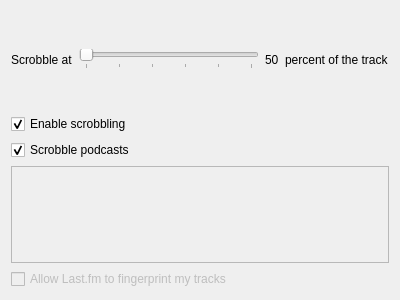
First picture: the form in app/client/Settings/ScrobbleSettingsWidget.ui, repository mutecypher/lastfm-desktop, before the edit.
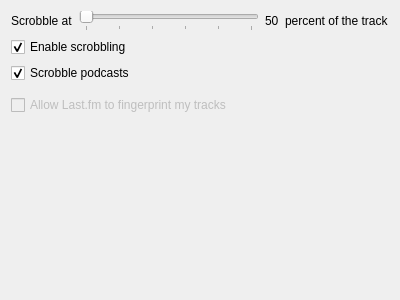
Second picture: the form after the edit.

Commit message: Improve the settings dialog a bit more. Needs to start off looking nice, but this is in the right direction.

```diff
--- a/app/client/Settings/ScrobbleSettingsWidget.ui
+++ b/app/client/Settings/ScrobbleSettingsWidget.ui
@@ -101,6 +101,19 @@
      </property>
     </widget>
    </item>
+   <item>
+    <spacer name="verticalSpacer">
+     <property name="orientation">
+      <enum>Qt::Vertical</enum>
+     </property>
+     <property name="sizeHint" stdset="0">
+      <size>
+       <width>20</width>
+       <height>0</height>
+      </size>
+     </property>
+    </spacer>
+   </item>
   </layout>
  </widget>
  <resources/>
```
Left out of the diff: 2 changed lines with no effect on the pictures. The commit also changes 7 other files.
